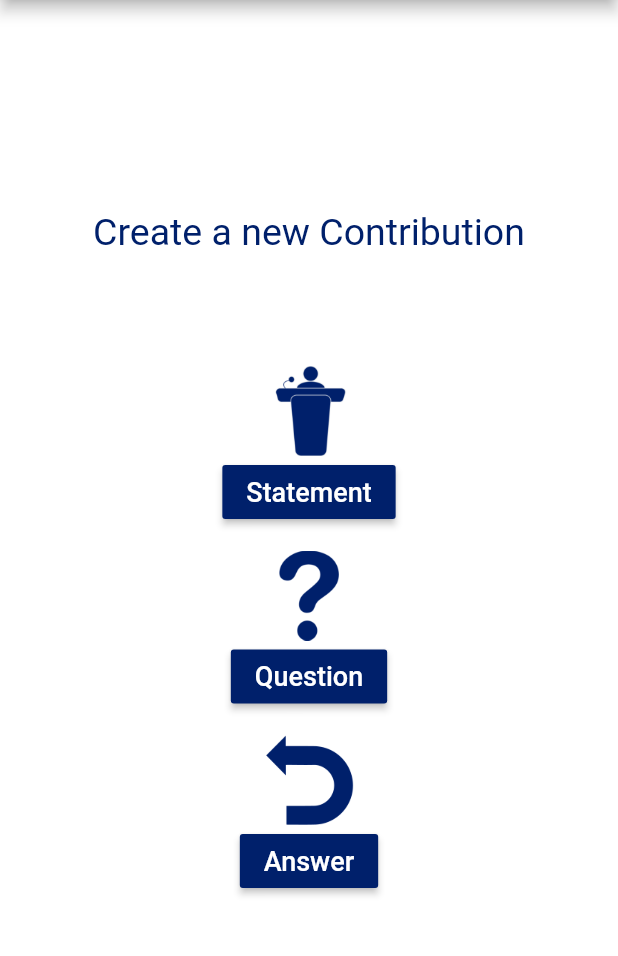
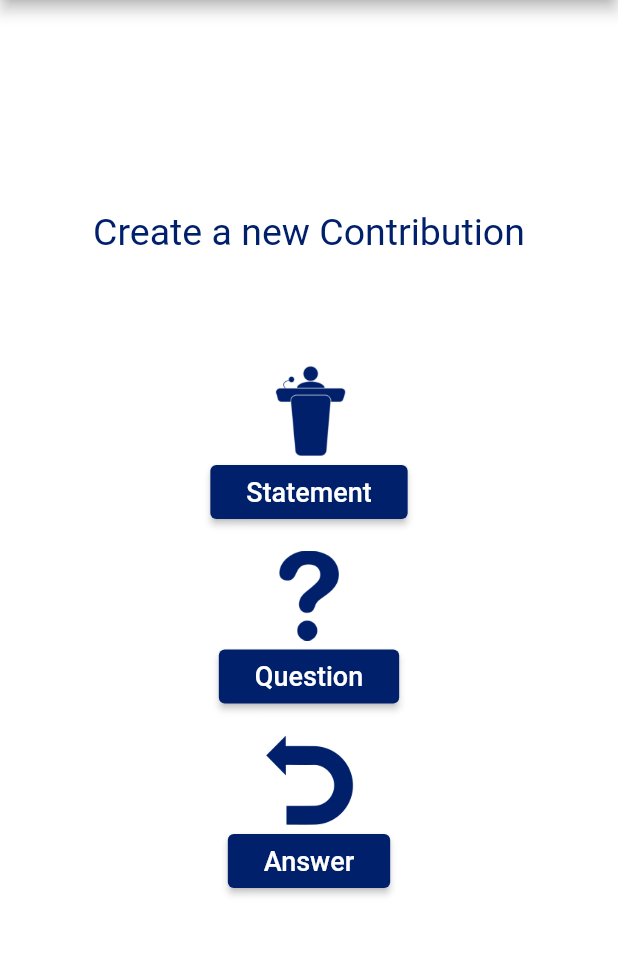
Before and after one commit to Murmelmunz/mop_frontend, a Flutter app: the ContributionPage screen opened directly with empty values, on a phone screen of 412 x 824 dp, the part 84-1040 px from its top. Run offline on Flutter 3.47's test engine with Material 2 defaults, Android fonts, the phone set to English and light mode, and no system bars; our stand-ins replace shared_preferences; missing offline and left inert: flutter_circular_chart; accounts and stored records are empty; network calls fail.

Commit message:
Add button theme

```diff
--- a/lib/main.dart
+++ b/lib/main.dart
@@ -54,6 +54,8 @@
 
         buttonTheme: ButtonThemeData(
           alignedDropdown: true,
+          buttonColor: PrimaryColor,
+          textTheme: ButtonTextTheme.primary
         ),
 
       ),
--- a/lib/screens/contribution_dialog.dart
+++ b/lib/screens/contribution_dialog.dart
@@ -69,7 +69,6 @@
                   "Create a new Contribution",
                   style: new TextStyle(
                     fontSize: 25,
-                    color: Color(0xFF00206B),
                   ),
                 ),
                 ),
@@ -90,11 +89,9 @@
                   ),
                 ),
                 RaisedButton(
-                  color: new Color(0xFF00206B),
                   child: Text(
                     "Statement",
                     style: TextStyle(
-                      color: Colors.white,
                       fontSize: 18,
                     ),
                   ),
@@ -123,11 +120,9 @@
 
 
                 RaisedButton(
-                  color: new Color(0xFF00206B),
                   child: Text(
                     "Question",
                     style: TextStyle(
-                      color: Colors.white,
                       fontSize: 18,
                     ),
                   ),
@@ -151,11 +146,9 @@
                 ),
                 RaisedButton(
 
-                  color: new Color(0xFF00206B),
                   child: Text(
                     "Answer",
                     style: TextStyle(
-                      color: Colors.white,
                       fontSize: 18,
                     ),
                   ),
--- a/lib/screens/join_dialog.dart
+++ b/lib/screens/join_dialog.dart
@@ -126,11 +126,9 @@
             Padding(
               padding: const EdgeInsets.all(10.0),
               child: RaisedButton(
-                color: new Color(0xFF00206B),
                 child: Text(
                   "Enter Room",
                   style: TextStyle(
-                    color: Colors.white,
                     fontSize: 18,
                   ),
                 ),
```
